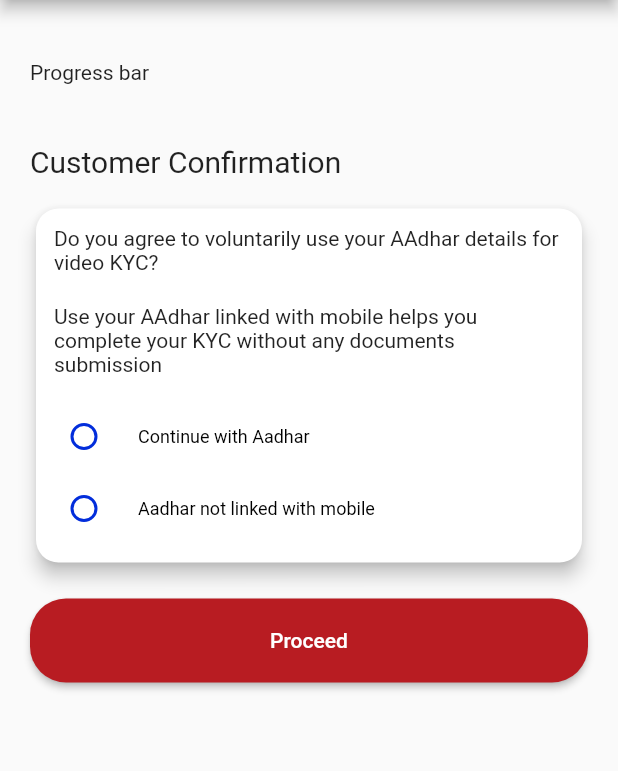
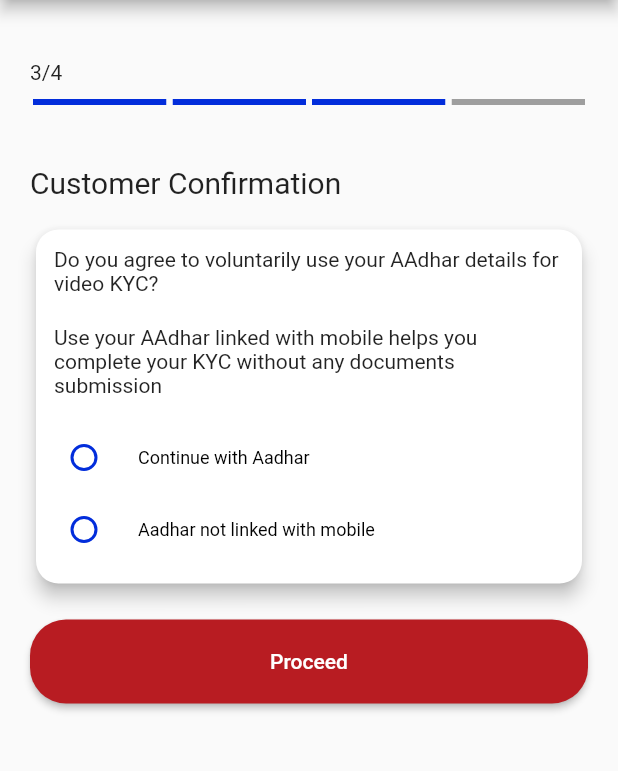
Before and after one commit to vaibhav7779/yesdemo, a Flutter app: the PreApprovedOffer screen opened directly, after a tap on "Proceed", on a phone screen of 412 x 824 dp, the part 84-855 px from its top. Run offline on Flutter 3.47's test engine with Material 2 defaults, Android fonts, the phone set to English and light mode, and no system bars; drawn by our look-alikes of step_progress_indicator; our stand-ins replace cloud_firestore, firebase_auth, firebase_core; accounts and stored records are empty.

Commit message:
Pages with progressbar

```diff
--- a/lib/pages/common/adharConfirmation.dart
+++ b/lib/pages/common/adharConfirmation.dart
@@ -1,5 +1,6 @@
 import 'package:flutter/material.dart';
 import 'package:sar/pages/common/kyc.dart';
+import 'package:step_progress_indicator/step_progress_indicator.dart';
 
 import '../form2.dart';
 
@@ -39,7 +40,18 @@ class _CustomerConfirmationState extends State<CustomerConfirmation> {
               const SizedBox(
                 height: 20,
               ),
-              const Text("Progress bar"),
+              const Row(
+                mainAxisAlignment: MainAxisAlignment.spaceBetween,
+                children: [
+                  Align(alignment: Alignment.topRight, child: Text("3/4"))
+                ],
+              ),
+              const SizedBox(height: 10),
+              const StepProgressIndicator(
+                totalSteps: 4,
+                currentStep: 3,
+                selectedColor: Color(0xff022DDB),
+              ),
               const SizedBox(
                 height: 40,
               ),
--- a/lib/pages/common/preApproved.dart
+++ b/lib/pages/common/preApproved.dart
@@ -2,6 +2,7 @@ import 'package:flutter/material.dart';
 import 'package:intl/intl.dart' as intl;
 import 'package:sar/global.dart' as globals;
 import 'package:sar/pages/common/adharConfirmation.dart';
+import 'package:step_progress_indicator/step_progress_indicator.dart';
 
 class PreApprovedOffer extends StatefulWidget {
   const PreApprovedOffer({super.key});
@@ -44,7 +45,18 @@ class _PreApprovedOfferState extends State<PreApprovedOffer> {
               const SizedBox(
                 height: 20,
               ),
-              const Text("Progress bar"),
+              const Row(
+                mainAxisAlignment: MainAxisAlignment.spaceBetween,
+                children: [
+                  Align(alignment: Alignment.topRight, child: Text("2/4"))
+                ],
+              ),
+              const SizedBox(height: 10),
+              const StepProgressIndicator(
+                totalSteps: 4,
+                currentStep: 2,
+                selectedColor: Color(0xff022DDB),
+              ),
               const SizedBox(
                 height: 20,
               ),
```
Also changed, not shown: lib/pages/AddressConfirmation.dart (+13 -1 lines), lib/pages/Savings_account.dart (+13 -1 lines), lib/pages/common/success.dart (+13 -1 lines), lib/pages/form.dart (+13 -6 lines), lib/pages/form2.dart (+13 -6 lines).
